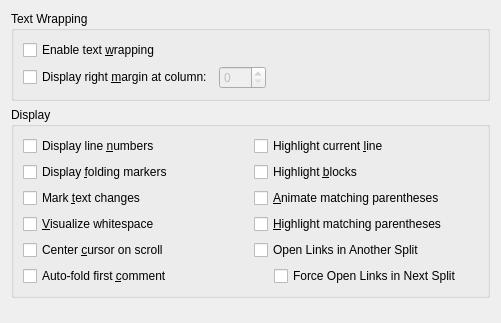
The window that src/plugins/texteditor/displaysettingspage.ui (qt-creator/qt-creator) describes before a commit, drawn with Qt 5.
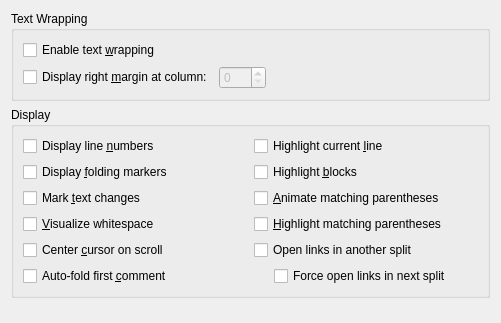
The same window after the commit.

Commit message: UI text: fix caps in text editor options

Patch:
```diff
--- a/src/plugins/texteditor/displaysettingspage.ui
+++ b/src/plugins/texteditor/displaysettingspage.ui
@@ -156,7 +156,7 @@
       <item row="5" column="1">
        <widget class="QCheckBox" name="openLinksInNextSplit">
         <property name="text">
-         <string>Open Links in Another Split</string>
+         <string>Open links in another split</string>
         </property>
        </widget>
       </item>
@@ -181,7 +181,7 @@
         <item>
          <widget class="QCheckBox" name="forceOpenLinksInNextSplit">
           <property name="text">
-           <string>Force Open Links in Next Split</string>
+           <string>Force open links in next split</string>
           </property>
          </widget>
         </item>
```
